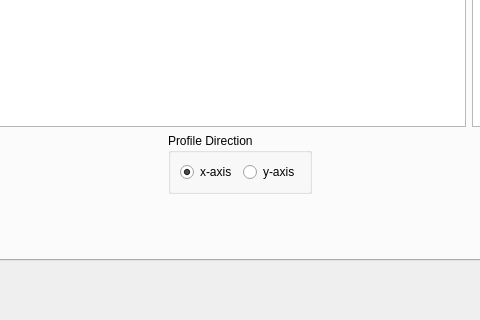
Before: the Qt Designer form ui/ui_profile.ui in neutronimaging/python_notebooks, drawn with Qt 5; both pictures show x 773 to 1253 and y 491 to 811 of the 1365 by 811 pixel window.
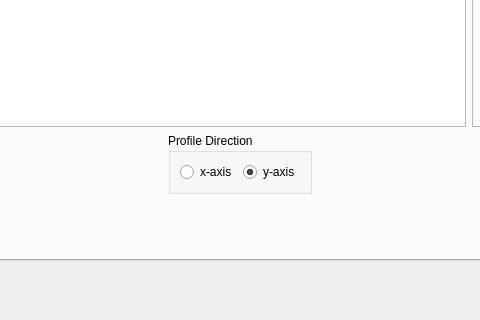
After: the same form once the commit is applied.

What changed in the file:
```diff
--- a/ui/ui_profile.ui
+++ b/ui/ui_profile.ui
@@ -447,7 +447,7 @@
                      <string>x-axis</string>
                     </property>
                     <property name="checked">
-                     <bool>true</bool>
+                     <bool>false</bool>
                     </property>
                    </widget>
                   </item>
@@ -457,7 +457,7 @@
                      <string>y-axis</string>
                     </property>
                     <property name="checked">
-                     <bool>false</bool>
+                     <bool>true</bool>
                     </property>
                    </widget>
                   </item>
```
Left out of the diff: 12 changed lines with no effect on the pictures.
